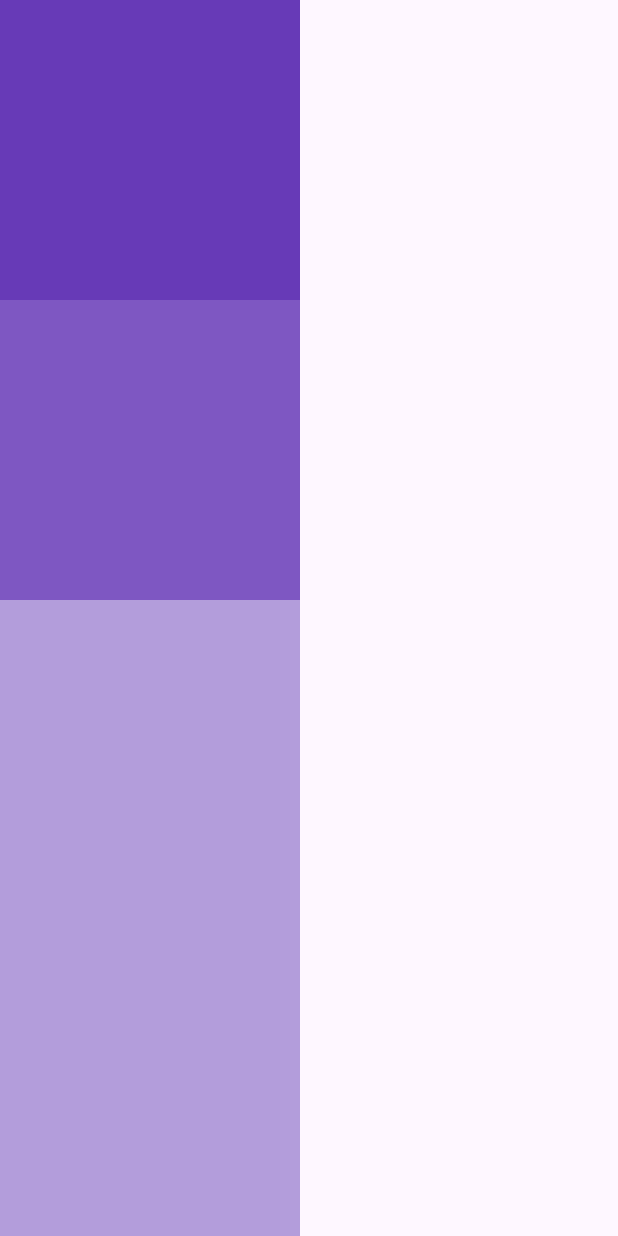
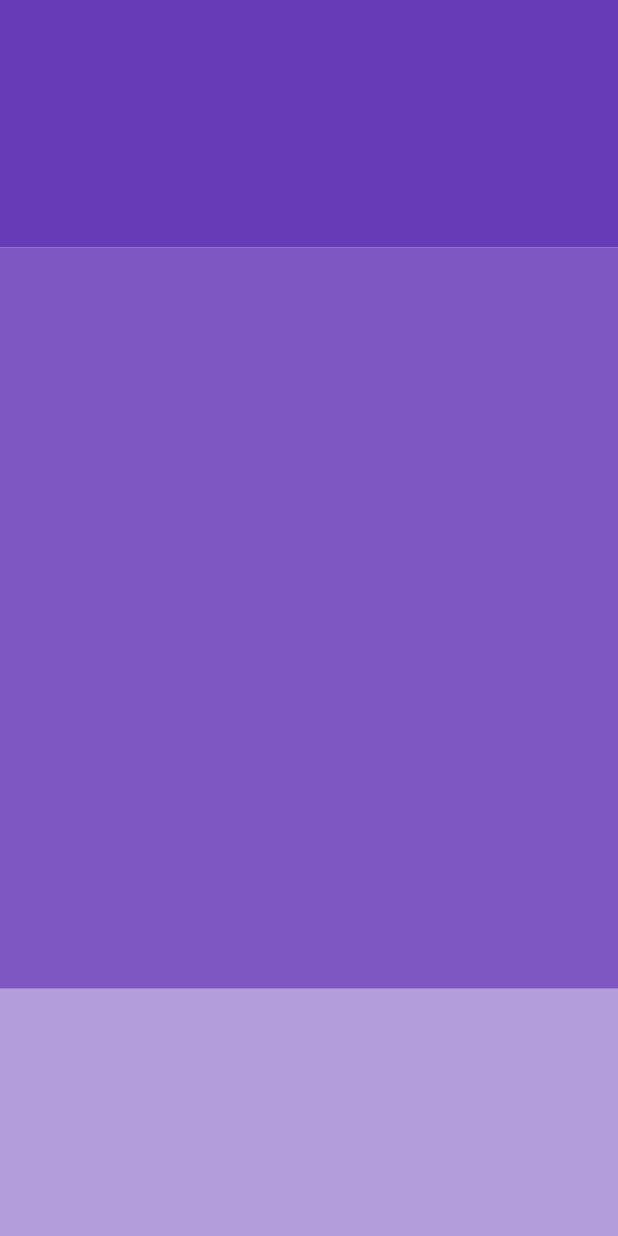
Before and after one commit to ProgrammerSohan/Flutter-Dart-Practices, a Flutter app: the screen it shows after launch, on a phone screen of 412 x 824 dp. Run offline on Flutter 3.47's test engine with Material 3 defaults, Android fonts, the phone set to English and light mode, and no system bars.

Commit message:
08.4-widgets-expanded-flex

```diff
--- a/lib/main.dart
+++ b/lib/main.dart
@@ -24,24 +24,29 @@ class MyApp extends StatelessWidget {
         //crossAxisAlignment: CrossAxisAlignment.center,
             children:[
                 //1st box
-                Container(
-                  height: 200,
-                  width: 200,
-                  color: Colors.deepPurple,
+                Expanded(
+                  child: Container(
+                    //height: 200,
+                   // width: 200,
+                    color: Colors.deepPurple,
 
+                  ),
                 ),
               //2nd box
-                Container(
-                  height: 200,
-                  width: 200,
-                  color: Colors.deepPurple[400],
+                Expanded(
+                  flex:3,
+                  child: Container(
+                    //height: 200,
+                    //width: 200,
+                    color: Colors.deepPurple[400],
 
+                  ),
                 ),
                 //3rd box
                   Expanded(
                     child: Container(
-                                     // height: 200,
-                    width: 200,
+                   // height: 200,
+                   // width: 200,
                     color: Colors.deepPurple[200],
 
                                     ),
```
